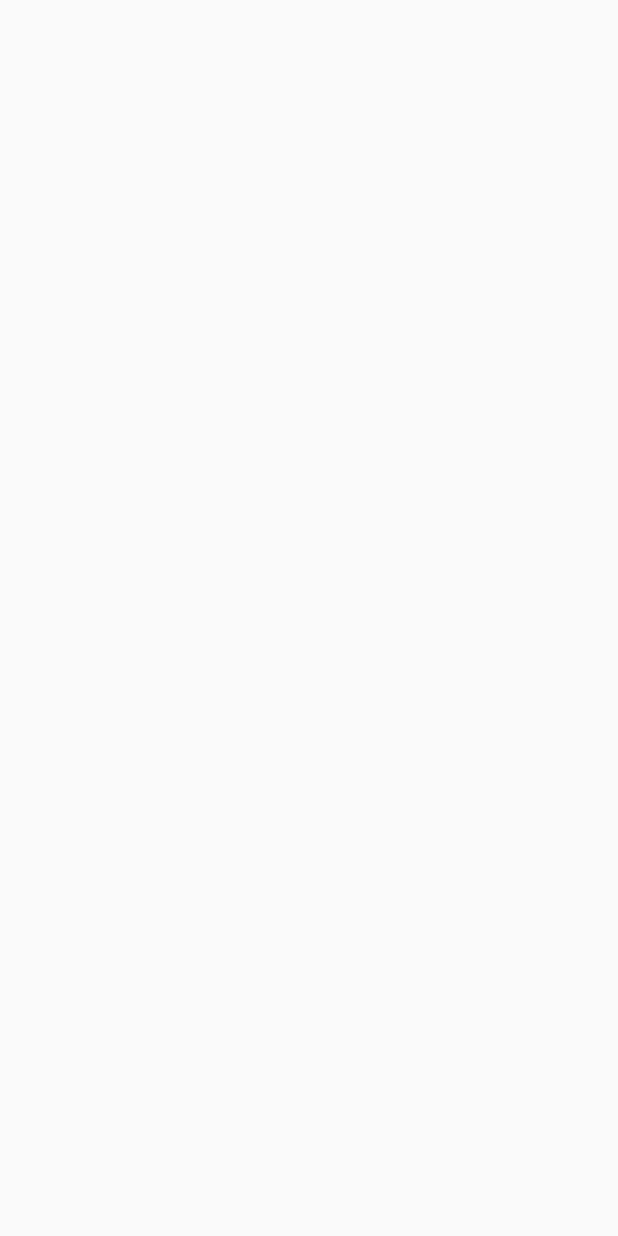
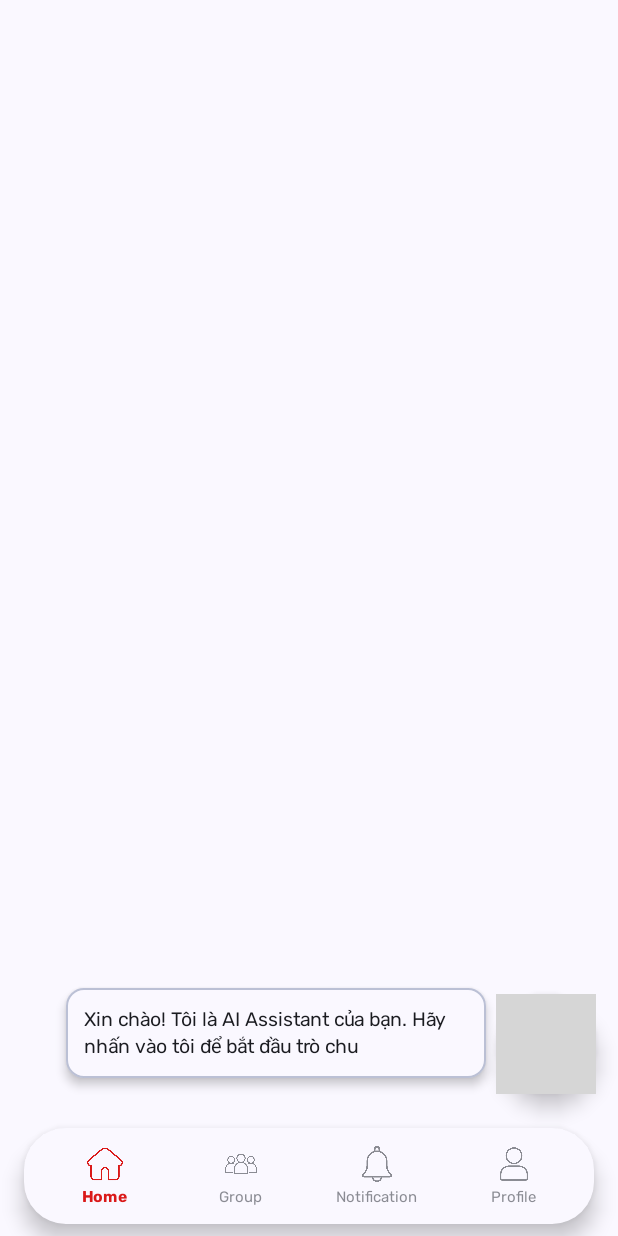
Before and after one commit to Phandung1312/Gozi, an Android app built with Jetpack Compose: the screen it shows after launch (MainActivity), on a phone screen of 412 x 824 dp. Before the commit the screen is empty. Run offline under Robolectric (Android 15) with nearby library versions, the phone set to English and light mode, and no system bars; our stand-ins replace Dagger/Hilt's generated code; grey boxes are pictures that could not be loaded.

Commit message:
add DoashBoard

```diff
--- /dev/null
+++ b/app/src/main/java/com/app/gozi/presentation/components/AnimatedBottomNavigation.kt
@@ -0,0 +1,147 @@
+package com.app.gozi.presentation.components
+
+import androidx.compose.animation.animateColorAsState
+import androidx.compose.animation.core.*
+import androidx.compose.foundation.Image
+import androidx.compose.foundation.clickable
+import androidx.compose.foundation.interaction.MutableInteractionSource
+import androidx.compose.foundation.layout.*
+import androidx.compose.foundation.shape.RoundedCornerShape
+import androidx.compose.material3.*
+import androidx.compose.runtime.*
+import androidx.compose.ui.Alignment
+import androidx.compose.ui.Modifier
+import androidx.compose.ui.graphics.ColorFilter
+import androidx.compose.ui.graphics.graphicsLayer
+import androidx.compose.ui.res.painterResource
+import androidx.compose.ui.text.font.FontWeight
+import androidx.compose.ui.unit.dp
+import androidx.compose.ui.unit.sp
+import android.util.Log
+import com.app.gozi.presentation.navigation.BottomNavItem
+import com.app.ui.theme.PrimaryColor
+
+@Composable
+fun AnimatedBottomNavigation(
+    items: List<BottomNavItem>,
+    selectedItem: String,
+    onItemClick: (BottomNavItem) -> Unit,
+    modifier: Modifier = Modifier
+) {
+    if (items.isEmpty()) {
+        return
+    }
+    Card(
+        modifier = modifier
+            .fillMaxWidth()
+            .height(80.dp)
+            .padding(horizontal = 16.dp, vertical = 8.dp),
+        shape = RoundedCornerShape(28.dp),
+        elevation = CardDefaults.cardElevation(defaultElevation = 8.dp),
+        colors = CardDefaults.cardColors(
+            containerColor = MaterialTheme.colorScheme.surface
+        )
+    ) {
+        Row(
+            modifier = Modifier
+                .fillMaxSize()
+                .padding(horizontal = 8.dp),
+            horizontalArrangement = Arrangement.SpaceEvenly,
+            verticalAlignment = Alignment.CenterVertically
+        ) {
+            for (index in items.indices) {
+                val item = items[index]
+                BottomNavItem(
+                    item = item,
+                    isSelected = selectedItem == item.route,
+                    onClick = { onItemClick(item) },
+                    modifier = Modifier.weight(1f)
+                )
+
+            }
+        }
+    }
+}
+
+@Composable
+private fun BottomNavItem(
+    item: BottomNavItem,
+    isSelected: Boolean,
+    onClick: () -> Unit,
+    modifier: Modifier = Modifier
+) {
+    Log.d("BottomNavItem", "Rendering item: ${item.title}, selected: $isSelected")
+
+    var clickAnimationPlaying by remember { mutableStateOf(false) }
+
+    // Animation values
+    val animationSpec = remember {
+        spring<Float>(
+            dampingRatio = Spring.DampingRatioMediumBouncy,
+            stiffness = Spring.StiffnessLow
+        )
+    }
+    val scale by animateFloatAsState(
+        targetValue = if (clickAnimationPlaying) 1.2f else 1f,
+        animationSpec = animationSpec,
+        label = "scale",
+        finishedListener = {
+            if (clickAnimationPlaying) {
+                clickAnimationPlaying = false
+            }
+        }
+    )
+    val iconColor by animateColorAsState(
+        targetValue = if (isSelected) PrimaryColor else MaterialTheme.colorScheme.onSurfaceVariant.copy(
+            alpha = 0.6f
+        ),
+        animationSpec = tween(200),
+        label = "iconColor"
+    )
+
+    Box(
+        modifier = modifier
+            .height(60.dp)
+            .clickable(
+                indication = null,
+                interactionSource = remember { MutableInteractionSource() }
+            ) {
+                clickAnimationPlaying = true
+                onClick()
+            },
+        contentAlignment = Alignment.Center
+    ) {
+
+
+        Column(
+            horizontalAlignment = Alignment.CenterHorizontally,
+            verticalArrangement = Arrangement.Center,
+            modifier = Modifier.wrapContentSize()
+        ) {
+            Image(
+                painter = painterResource(id = item.icon),
+                contentDescription = item.title,
+                modifier = Modifier
+                    .size(24.dp)
+                    .graphicsLayer {
+                        scaleX = scale
+                        scaleY = scale
+                    },
+                colorFilter = ColorFilter.tint(iconColor)
+            )
+
+            Spacer(modifier = Modifier.height(4.dp))
+
+            Text(
+                text = item.title,
+                fontSize = 10.sp,
+                fontWeight = if (isSelected) FontWeight.SemiBold else FontWeight.Normal,
+                color = iconColor,
+                modifier = Modifier.graphicsLayer {
+                    scaleX = if (isSelected) 1.05f else 1f
+                    scaleY = if (isSelected) 1.05f else 1f
+                }
+            )
+        }
+    }
+}
--- /dev/null
+++ b/app/src/main/java/com/app/gozi/presentation/dashboard/DashboardScreen.kt
@@ -0,0 +1,84 @@
+package com.app.gozi.presentation.dashboard
+
+import android.util.Log
+import androidx.compose.foundation.layout.*
+import androidx.compose.material3.*
+import androidx.compose.runtime.*
+import androidx.compose.ui.Modifier
+import androidx.navigation.NavHostController
+import androidx.navigation.compose.NavHost
+import androidx.navigation.compose.composable
+import androidx.navigation.compose.currentBackStackEntryAsState
+import androidx.navigation.compose.rememberNavController
+import com.app.gozi.presentation.components.AnimatedBottomNavigation
+import com.app.gozi.presentation.navigation.BottomNavItem
+import com.app.gozi.presentation.group.GroupScreen
+import com.app.gozi.presentation.home.HomeScreen
+import com.app.gozi.presentation.notification.NotificationScreen
+import com.app.gozi.presentation.profile.ProfileScreen
+
+@Composable
+fun DashboardScreen(
+    modifier: Modifier = Modifier
+) {
+    val navController = rememberNavController()
+    val navBackStackEntry by navController.currentBackStackEntryAsState()
+    val currentRoute = navBackStackEntry?.destination?.route ?: BottomNavItem.Home.route
+    val bottomNavItems = remember {
+        listOf(
+            BottomNavItem.Home,
+            BottomNavItem.Group,
+            BottomNavItem.Notification,
+            BottomNavItem.Profile
+        )
+    }
+    Log.d("DashboardScreen", "Current route: $currentRoute")
+    Scaffold(
+        modifier = modifier.fillMaxSize(),
+        bottomBar = {
+            AnimatedBottomNavigation(
+                items = bottomNavItems,
+                selectedItem = currentRoute,
+                onItemClick = { item ->
+                    navController.navigate(item.route) {
+                        popUpTo(navController.graph.startDestinationId) {
+                            saveState = true
+                        }
+                        launchSingleTop = true
+                        restoreState = true
+                    }
+                }
+            )
+        }
+    ) { paddingValues ->
+        NavigationHost(
+            navController = navController,
+            modifier = Modifier.padding(paddingValues)
+        )
+    }
+}
+
+@Composable
+private fun NavigationHost(
+    navController: NavHostController,
+    modifier: Modifier = Modifier
+) {
+    NavHost(
+        navController = navController,
+        startDestination = BottomNavItem.Home.route,
+        modifier = modifier
+    ) {
+        composable(BottomNavItem.Home.route) {
+            HomeScreen()
+        }
+        composable(BottomNavItem.Group.route) {
+            GroupScreen()
+        }
+        composable(BottomNavItem.Notification.route) {
+            NotificationScreen()
+        }
+        composable(BottomNavItem.Profile.route) {
+            ProfileScreen()
+        }
+    }
+}
--- /dev/null
+++ b/app/src/main/java/com/app/gozi/presentation/home/HomeScreen.kt
@@ -0,0 +1,126 @@
+package com.app.gozi.presentation.home
+
+import androidx.compose.animation.*
+import androidx.compose.animation.core.*
+import androidx.compose.foundation.BorderStroke
+import androidx.compose.foundation.Image
+import androidx.compose.foundation.background
+import androidx.compose.foundation.clickable
+import androidx.compose.foundation.layout.*
+import androidx.compose.foundation.shape.CircleShape
+import androidx.compose.foundation.shape.RoundedCornerShape
+import androidx.compose.material3.*
+import androidx.compose.runtime.*
+import androidx.compose.ui.Alignment
+import androidx.compose.ui.Modifier
+import androidx.compose.ui.draw.clip
+import androidx.compose.ui.draw.scale
+import androidx.compose.ui.graphics.Color
+import androidx.compose.ui.graphics.TransformOrigin
+import androidx.compose.ui.res.painterResource
+import androidx.compose.ui.text.font.FontWeight
+import androidx.compose.ui.text.style.TextAlign
+import androidx.compose.ui.unit.dp
+import androidx.compose.ui.unit.sp
+import androidx.hilt.navigation.compose.hiltViewModel
+import com.app.gozi.R
+
+@Composable
+fun HomeScreen(
+    viewModel: HomeViewModel = hiltViewModel()
+) {
+    val showMessageBox by viewModel.showMessageBox.collectAsState()
+    val animatedText by viewModel.animatedText.collectAsState()
+
+    // Animation cho floating button (zoom in/out)
+    val infiniteTransition = rememberInfiniteTransition(label = "buttonPulse")
+    val scale by infiniteTransition.animateFloat(
+        initialValue = 1f,
+        targetValue = 1.1f,
+        animationSpec = infiniteRepeatable(
+            animation = tween(1000, easing = EaseInOut),
+            repeatMode = RepeatMode.Reverse
+        ),
+        label = "scaleAnimation"
+    )
+
+    Box(
+        modifier = Modifier
+            .fillMaxSize()
+            .background(MaterialTheme.colorScheme.background)
+    ) {
+        // Nội dung trống như yêu cầu        // Message Box
+        AnimatedVisibility(
+            visible = showMessageBox,
+            enter = slideInHorizontally(
+                initialOffsetX = { it / 2 },
+                animationSpec = tween(400, easing = EaseOutBack, delayMillis = 100)
+            ) + scaleIn(
+                initialScale = 0.3f,
+                transformOrigin = androidx.compose.ui.graphics.TransformOrigin(1f, 1f),
+                animationSpec = tween(400, easing = EaseOutBack, delayMillis = 100)
+            ) + fadeIn(animationSpec = tween(300, delayMillis = 50)),
+            exit = slideOutHorizontally(
+                targetOffsetX = { it / 2 },
+                animationSpec = tween(300)
+            ) + scaleOut(
+                targetScale = 0.3f,
+                transformOrigin = androidx.compose.ui.graphics.TransformOrigin(1f, 1f),
+                animationSpec = tween(300)
+            ) + fadeOut(animationSpec = tween(300)),
+            modifier = Modifier
+                .align(Alignment.BottomEnd)
+                .padding(end = 88.dp, bottom = 25.dp)
+        ) {
+            Card(
+                modifier = Modifier
+                    .widthIn(min = 180.dp, max = 280.dp)
+                    .wrapContentHeight(),
+                shape = RoundedCornerShape(12.dp),
+                colors = CardDefaults.cardColors(
+                    containerColor = MaterialTheme.colorScheme.background
+                ),                border = BorderStroke(
+                    1.dp,
+                    MaterialTheme.colorScheme.primary.copy(alpha = 0.3f)
+                ),
+                elevation = CardDefaults.cardElevation(defaultElevation = 4.dp)
+            ) {                Column(
+                    modifier = Modifier.padding(12.dp)
+                ) {
+                    Text(
+                        text = animatedText,
+                        fontSize = 13.sp,
+                        color = MaterialTheme.colorScheme.onBackground,
+                        textAlign = TextAlign.Start,
+                        lineHeight = 18.sp,
+                        modifier = Modifier.fillMaxWidth(),
+                        maxLines = 3
+                    )
+                }
+            }
+        }
+
+        // Floating Action Button
+        FloatingActionButton(
+            onClick = { viewModel.onFloatingButtonClick() },
+            modifier = Modifier
+                .align(Alignment.BottomEnd)
+                .padding(16.dp)
+                .size(64.dp)
+                .scale(scale),
+            shape = CircleShape,
+            containerColor = Color.Transparent,
+            elevation = FloatingActionButtonDefaults.elevation(
+                defaultElevation = 8.dp,
+                pressedElevation = 12.dp
+            )
+        ) {            Image(
+                painter = painterResource(id = R.drawable.ai_ask),
+                contentDescription = "AI Assistant",
+                modifier = Modifier
+                    .fillMaxSize()
+                    .clip(CircleShape)
+            )
+        }
+    }
+}
--- /dev/null
+++ b/app/src/main/java/com/app/gozi/presentation/home/HomeViewModel.kt
@@ -0,0 +1,76 @@
+package com.app.gozi.presentation.home
+
+import androidx.compose.runtime.mutableStateOf
+import androidx.compose.runtime.State
+import androidx.lifecycle.ViewModel
+import androidx.lifecycle.viewModelScope
+import dagger.hilt.android.lifecycle.HiltViewModel
+import kotlinx.coroutines.Job
+import kotlinx.coroutines.delay
+import kotlinx.coroutines.flow.MutableStateFlow
+import kotlinx.coroutines.flow.StateFlow
+import kotlinx.coroutines.flow.asStateFlow
+import kotlinx.coroutines.launch
+import javax.inject.Inject
+
+@HiltViewModel
+class HomeViewModel @Inject constructor() : ViewModel() {
+
+    private val _isFloatingButtonVisible = MutableStateFlow(true)
+    val isFloatingButtonVisible: StateFlow<Boolean> = _isFloatingButtonVisible.asStateFlow()
+
+    private val _showMessageBox = MutableStateFlow(false)
+    val showMessageBox: StateFlow<Boolean> = _showMessageBox.asStateFlow()
+
+    private val _animatedText = MutableStateFlow("")
+    val animatedText: StateFlow<String> = _animatedText.asStateFlow()
+
+    private val fullMessage = "Xin chào! Tôi là AI Assistant của bạn. Hãy nhấn vào tôi để bắt đầu trò chuyện nhé! 🤖✨"
+
+    private var autoHideJob: Job? = null
+
+    init {
+        showInitialMessage()
+    }    fun onFloatingButtonClick() {
+        autoHideJob?.cancel() // Hủy auto hide nếu user click
+
+        if (!_showMessageBox.value) {
+            _showMessageBox.value = true
+            startTextAnimation()
+            startAutoHideTimer() // Bắt đầu timer mới
+        } else {
+            hideMessageBox()
+        }
+    }    private fun showInitialMessage() {
+        viewModelScope.launch {
+            delay(5000) // Tăng delay lên 1.5s để có thời gian cho màn hình load hoàn toàn
+            _showMessageBox.value = true
+            startTextAnimation()
+            startAutoHideTimer() // Bắt đầu timer auto hide
+        }
+    }
+
+    private fun startAutoHideTimer() {
+        autoHideJob?.cancel() // Hủy timer cũ nếu có
+        autoHideJob = viewModelScope.launch {
+            delay(10000) // Đợi 5 giây
+            hideMessageBox()
+        }
+    }
+      private fun startTextAnimation() {
+        viewModelScope.launch {
+            _animatedText.value = ""
+            delay(500) // Tăng delay cho slide animation hoàn thành
+
+            for (i in fullMessage.indices) {
+                _animatedText.value = fullMessage.substring(0, i + 1)
+                delay(40) // Giảm delay giữa các ký tự để mượt hơn
+            }
+        }
+    }
+      private fun hideMessageBox() {
+        autoHideJob?.cancel() // Hủy timer khi ẩn manual
+        _showMessageBox.value = false
+        _animatedText.value = ""
+    }
+}
--- a/app/src/main/java/com/app/gozi/presentation/main/MainActivity.kt
+++ b/app/src/main/java/com/app/gozi/presentation/main/MainActivity.kt
@@ -12,6 +12,7 @@ import androidx.compose.runtime.getValue
 import androidx.core.animation.doOnEnd
 import androidx.core.splashscreen.SplashScreen.Companion.installSplashScreen
 import androidx.lifecycle.compose.collectAsStateWithLifecycle
+import com.app.gozi.presentation.dashboard.DashboardScreen
 import com.app.ui.theme.GoziTheme
 import dagger.hilt.android.AndroidEntryPoint
 
@@ -60,16 +61,8 @@ class MainActivity : ComponentActivity() {
         }
           setContent {
             GoziTheme {
-                MainContent(mainViewModel = mainViewModel)
+                DashboardScreen()
             }
         }
     }
 }
-
-@Composable
-fun MainContent(mainViewModel: MainViewModel) {
-    val uiState by mainViewModel.uiState.collectAsStateWithLifecycle()
-
-    // Main app content - always show once splash is ready
-//    DashboardScreen()
-}
--- /dev/null
+++ b/app/src/main/java/com/app/gozi/presentation/navigation/BottomNavigation.kt
@@ -0,0 +1,34 @@
+package com.app.gozi.presentation.navigation
+
+import androidx.annotation.DrawableRes
+
+sealed class BottomNavItem(
+    val route: String,
+    val title: String,
+    @DrawableRes val icon: Int
+) {
+    data object Home : BottomNavItem(
+        route = "home",
+        title = "Home",
+        icon = com.app.gozi.R.drawable.home
+    )
+
+    data object Group : BottomNavItem(
+        route = "group",
+        title = "Group",
+        icon = com.app.gozi.R.drawable.group
+    )
+
+    data object Notification : BottomNavItem(
+        route = "notification",
+        title = "Notification",
+        icon = com.app.gozi.R.drawable.notification
+    )
+
+    data object Profile : BottomNavItem(
+        route = "profile",
+        title = "Profile",
+        icon = com.app.gozi.R.drawable.profile
+    )
+
+}
--- a/core/ui/src/main/java/com/app/ui/theme/Color.kt
+++ b/core/ui/src/main/java/com/app/ui/theme/Color.kt
@@ -2,7 +2,7 @@ package com.app.ui.theme
 
 import androidx.compose.ui.graphics.Color
 
-val PrimaryColor = Color(0xFF2DD1E7)
+val PrimaryColor = Color(0xFFDA1919)
 val OnPrimary = Color.White
 val SecondaryColor = Color(0xFF5F12CA)
 val TertiaryColor = SecondaryColor
--- a/core/ui/src/main/java/com/app/ui/theme/Theme.kt
+++ b/core/ui/src/main/java/com/app/ui/theme/Theme.kt
@@ -10,6 +10,7 @@ import androidx.compose.material3.lightColorScheme
 import androidx.compose.runtime.Composable
 import androidx.compose.ui.graphics.Color
 import androidx.compose.ui.platform.LocalContext
+import androidx.compose.ui.text.font.FontFamily
 
 private val DarkColorScheme = darkColorScheme(
     primary = PrimaryColor,
@@ -51,7 +52,7 @@ private val LightColorScheme = lightColorScheme(
 @Composable
 fun GoziTheme(
     darkTheme: Boolean = isSystemInDarkTheme(),
-    // Dynamic color is available on Android 12+
+    fontFamily: FontFamily = Rubik,
     dynamicColor: Boolean = true,
     content: @Composable () -> Unit
 ) {
@@ -64,10 +65,10 @@ fun GoziTheme(
         darkTheme -> DarkColorScheme
         else -> LightColorScheme
     }
-
+    val typography = getTypography(fontFamily)
     MaterialTheme(
         colorScheme = colorScheme,
-        typography = Typography,
+        typography = typography,
         content = content
     )
 }
--- a/core/ui/src/main/java/com/app/ui/theme/Type.kt
+++ b/core/ui/src/main/java/com/app/ui/theme/Type.kt
@@ -2,34 +2,82 @@ package com.app.ui.theme
 
 import androidx.compose.material3.Typography
 import androidx.compose.ui.text.TextStyle
+import androidx.compose.ui.text.font.Font
 import androidx.compose.ui.text.font.FontFamily
 import androidx.compose.ui.text.font.FontWeight
 import androidx.compose.ui.unit.sp
-import com.app.ui.theme.Typography
+import com.app.ui.R
 
+
+val Rubik = FontFamily(
+    Font(R.font.rubik_regular),
+    Font(R.font.rubik_bold, FontWeight.Bold)
+)
 // Set of Material typography styles to start with
-val Typography = Typography(
+fun getTypography(font: FontFamily) = Typography(
     bodyLarge = TextStyle(
-        fontFamily = FontFamily.Default,
         fontWeight = FontWeight.Normal,
         fontSize = 16.sp,
-        lineHeight = 24.sp,
-        letterSpacing = 0.5.sp
+        fontFamily = font
+    ),
+    bodyMedium = TextStyle(
+        fontWeight = FontWeight.Normal,
+        fontSize = 14.sp,
+        fontFamily = font
+    ),
+    bodySmall = TextStyle(
+        fontWeight = FontWeight.Normal,
+        fontSize = 10.sp,
+        fontFamily = font
+    ),
+    labelLarge = TextStyle(
+        fontWeight = FontWeight.W500,
+        fontSize = 14.sp,
+        fontFamily = font
+    ),
+    displayLarge = TextStyle(
+        fontWeight = FontWeight.Normal,
+        fontSize = 96.sp,
+        fontFamily = font
+    ),
+    displayMedium = TextStyle(
+        fontWeight = FontWeight.Normal,
+        fontSize = 60.sp,
+        fontFamily = font
+    ),
+    displaySmall = TextStyle(
+        fontWeight = FontWeight.Normal,
+        fontSize = 48.sp,
+        fontFamily = font
+    ),
+    headlineLarge = TextStyle(
+        fontWeight = FontWeight.Normal,
+        fontSize = 32.sp,
+        fontFamily = font
+    ),
+    headlineMedium = TextStyle(
+        fontWeight = FontWeight.Normal,
+        fontSize = 28.sp,
+        fontFamily = font
+    ),
+    headlineSmall = TextStyle(
+        fontWeight = FontWeight.Normal,
+        fontSize = 24.sp,
+        fontFamily = font
+    ),
+    titleLarge = TextStyle(
+        fontWeight = FontWeight.Normal,
+        fontSize = 20.sp,
+        fontFamily = font
+    ),
+    titleMedium = TextStyle(
+        fontWeight = FontWeight.Normal,
+        fontSize = 16.sp,
+        fontFamily = font
+    ),
+    titleSmall = TextStyle(
+        fontWeight = FontWeight.Normal,
+        fontSize = 12.sp,
+        fontFamily = font
     )
-    /* Other default text styles to override
-    titleLarge = TextStyle(
-        fontFamily = FontFamily.Default,
-        fontWeight = FontWeight.Normal,
-        fontSize = 22.sp,
-        lineHeight = 28.sp,
-        letterSpacing = 0.sp
-    ),
-    labelSmall = TextStyle(
-        fontFamily = FontFamily.Default,
-        fontWeight = FontWeight.Medium,
-        fontSize = 11.sp,
-        lineHeight = 16.sp,
-        letterSpacing = 0.5.sp
-    )
-    */
 )
```
Also changed, not shown: app/src/main/java/com/app/gozi/presentation/group/GroupScreen.kt (added, +56 -0 lines), app/src/main/java/com/app/gozi/presentation/notification/NotificationScreen.kt (added, +56 -0 lines), app/src/main/java/com/app/gozi/presentation/profile/ProfileScreen.kt (added, +56 -0 lines), app/src/main/res/drawable/group.png (added), app/src/main/res/drawable/home.png (added), app/src/main/res/drawable/notification.png (added), app/src/main/res/drawable/profile.png (added), core/ui/src/main/res/font/rubik_bold.ttf (added), core/ui/src/main/res/font/rubik_regular.ttf (added), 1 other file.
